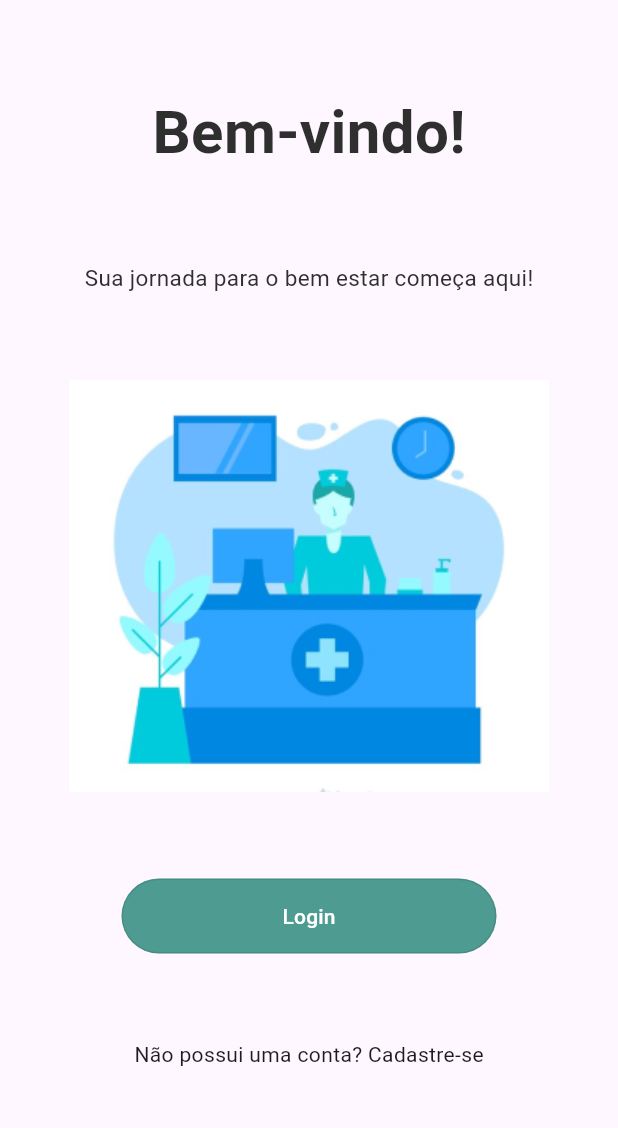
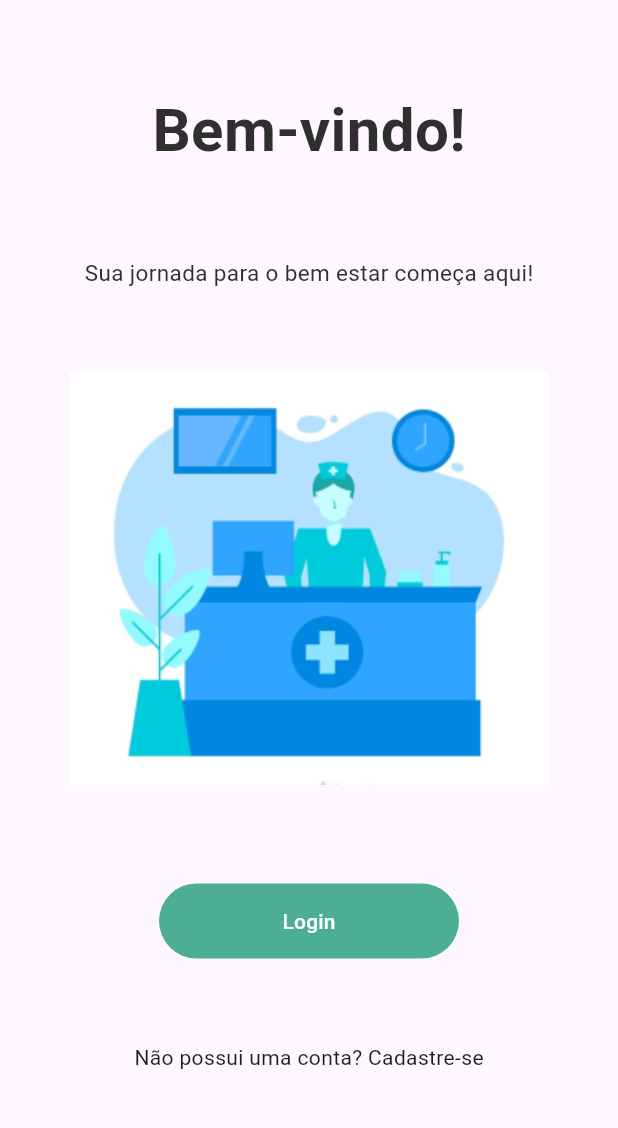
Before and after one commit to EmanuelCicero/medical-app, a Flutter app: the screen it shows after launch, on a phone screen of 412 x 824 dp, the part 80-1208 px from its top. Run offline on Flutter 3.47's test engine with Material 3 defaults, Android fonts, the phone set to English and light mode, and no system bars.

Commit message:
:sparkles: feat: Página de login

```diff
--- a/lib/login.dart
+++ b/lib/login.dart
@@ -1,4 +1,6 @@
 import 'package:flutter/material.dart';
+import 'package:flutter/widgets.dart';
+import 'package:medical_app/login_page.dart';
 
 class Login extends StatefulWidget {
   const Login({super.key});
@@ -12,14 +14,24 @@ class Login extends StatefulWidget {
 class LoginState extends State<Login> {
   @override
   Widget build(BuildContext context) {
-    return const SizedBox(
-        width: 250,
+    return Container(
+        margin: (const EdgeInsets.only(top: 10, left: 25, right: 25)),
         height: 50,
-        child: OutlinedButton(
-            onPressed: null,
-            style: ButtonStyle(
-                backgroundColor:
-                    WidgetStatePropertyAll(Color.fromRGBO(77, 155, 145, 1))),
-            child: Text('Login', style: TextStyle(color: Colors.white))));
+        width: 200,
+        decoration: const BoxDecoration(
+            color: Color.fromRGBO(77, 175, 145, 1),
+            borderRadius: BorderRadius.all(Radius.circular(32))),
+        child: TextButton(
+          child: const Center(
+            child: Text(
+              'Login',
+              style: TextStyle(color: Colors.white),
+            ),
+          ),
+          onPressed: () {
+            Navigator.push(context,
+                MaterialPageRoute(builder: (context) => const LoginPage()));
+          },
+        ));
   }
 }
```
Also changed, not shown: lib/login_page.dart (added, +84 -0 lines).
